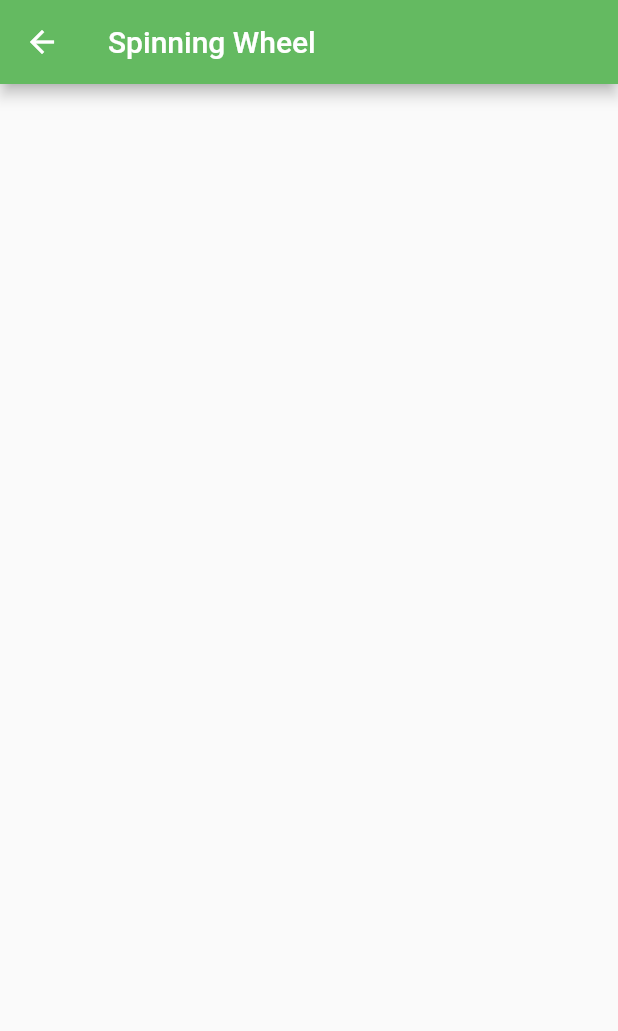
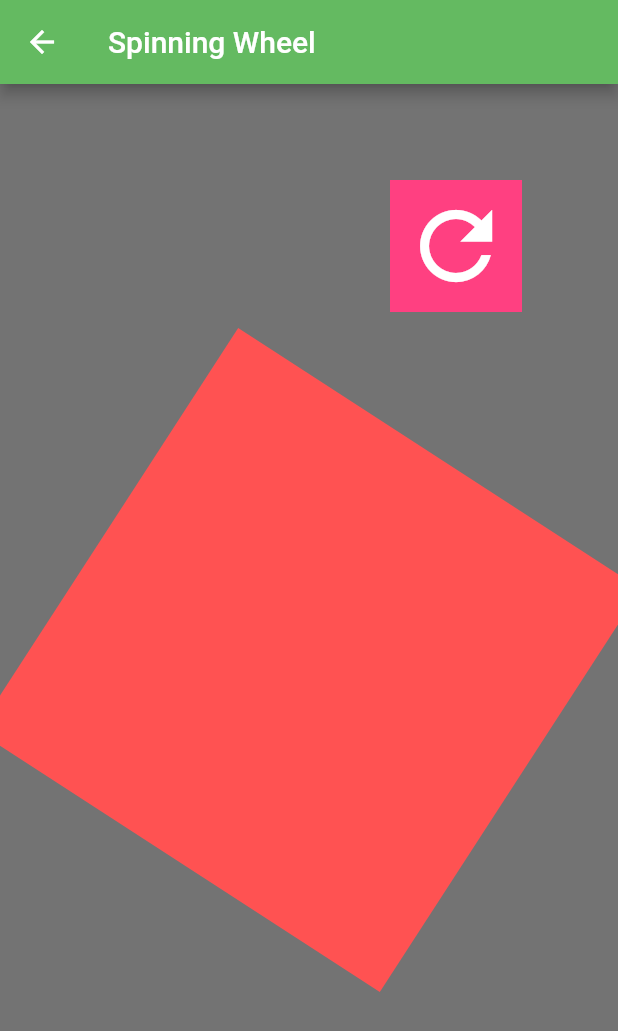
Before and after one commit to jamie1192/Flutter-Playground, a Flutter app: the SpinnerWheel screen opened directly, on a phone screen of 412 x 824 dp. Shown: the top 1031 px of the screen. Run offline on Flutter 3.47's test engine with Material 2 defaults, Android fonts, the phone set to English and light mode, and no system bars; our stand-ins replace rxdart; missing offline and left inert: fimber.

Commit message:
WIP: wheel activity gesture detection

```diff
--- a/lib/src/app.dart
+++ b/lib/src/app.dart
@@ -3,6 +3,7 @@ import 'package:flutter_playground/ui/app_theme.dart';
 import 'package:flutter_playground/ui/character_search.dart';
 import 'package:flutter_playground/ui/home_screen.dart';
 import 'package:flutter_playground/ui/player_search.dart';
+import 'package:flutter_playground/ui/spinner_wheel.dart';
 
 class App extends StatelessWidget {
   @override
@@ -13,7 +14,8 @@ class App extends StatelessWidget {
       routes: {
 //        '/' : (context) => HomeScreen(),
         'playerSearch': (context) => PlayerSearch(),
-        'characterSearch': (context) => CharacterSearch()
+        'characterSearch': (context) => CharacterSearch(),
+        'spinnerWheel': (context) => SpinnerWheel()
       },
       home: HomeScreen(title: 'Flutter Playground'),
     );
--- a/lib/ui/home_screen.dart
+++ b/lib/ui/home_screen.dart
@@ -71,7 +71,7 @@ class HomeScreen extends StatelessWidget {
                   ),
                   onTap: () {
                     Navigator.of(context).pop();
-                    Navigator.pushNamed(context, 'playerSearch');
+                    Navigator.pushNamed(context, 'spinnerWheel');
                   }
                 )
               ],
--- a/lib/ui/spinner_wheel.dart
+++ b/lib/ui/spinner_wheel.dart
@@ -1,4 +1,7 @@
+import 'package:fimber/fimber.dart';
 import 'package:flutter/material.dart';
+import 'package:flutter/rendering.dart';
+import 'package:flutter/src/scheduler/ticker.dart';
 
 class SpinnerWheel extends StatelessWidget {
   @override
@@ -30,9 +33,83 @@ class _WheelWidgetState extends State<_WheelWidget> {
      height: double.infinity,
      width: double.infinity,
      child: Center(
-
+      child: TransformContainer()
      ),
     );
   }
 
 }
+
+class TransformContainer extends StatefulWidget {
+  const TransformContainer({
+    Key key,
+  }) : super(key: key);
+
+  @override
+  TransformContainerState createState() {
+    return new TransformContainerState();
+  }
+}
+
+class TransformContainerState extends State<TransformContainer> {
+  double angle = 0;
+  Matrix4 matrix = Matrix4.identity();
+  @override
+  Widget build(BuildContext context) {
+    return Stack(
+      children: <Widget>[
+        GestureDetector(
+          onTapDown: (details) {
+            //TODO: get starting touch pos and save above as class var
+            matrix.translate(-details.globalPosition.dx, -details.globalPosition.dy);
+            Fimber.i('x: ${-details.globalPosition.dx} y:${-details.globalPosition.dy}');
+//            matrix.rotateZ(0.174533);
+            matrix.rotateZ(0.10);
+            matrix.translate(details.globalPosition.dx, details.globalPosition.dy);
+            setState(() {});
+          },
+          onPanUpdate: (pos) {
+            Fimber.i('x: ${-pos.globalPosition.dx} y:${-pos.globalPosition.dy}');
+          },
+          onDoubleTap: () {
+            setState(() {
+              matrix = Matrix4.identity();
+            });
+          },
+          child: Container(
+            color: Colors.black54,
+            child: Transform.rotate(
+              angle: angle += 10,
+              alignment: FractionalOffset.center,
+
+                child: Center(
+                  child: Container(
+                    width: 320,
+                    height: 320,
+                    color: Colors.redAccent,
+                  ),
+                ),
+              ),
+          ),
+        ),
+        Positioned(
+          top: 64.0,
+          right: 64.0,
+          child: Container(
+            color: Colors.pinkAccent,
+            child: IconButton(
+              icon: Icon(Icons.refresh),
+              iconSize: 72.0,
+              color: Colors.white,
+              onPressed: () {
+                setState(() {
+                  matrix = Matrix4.identity();
+                });
+              },
+            ),
+          ),
+        ),
+      ],
+    );
+  }
+}
```
